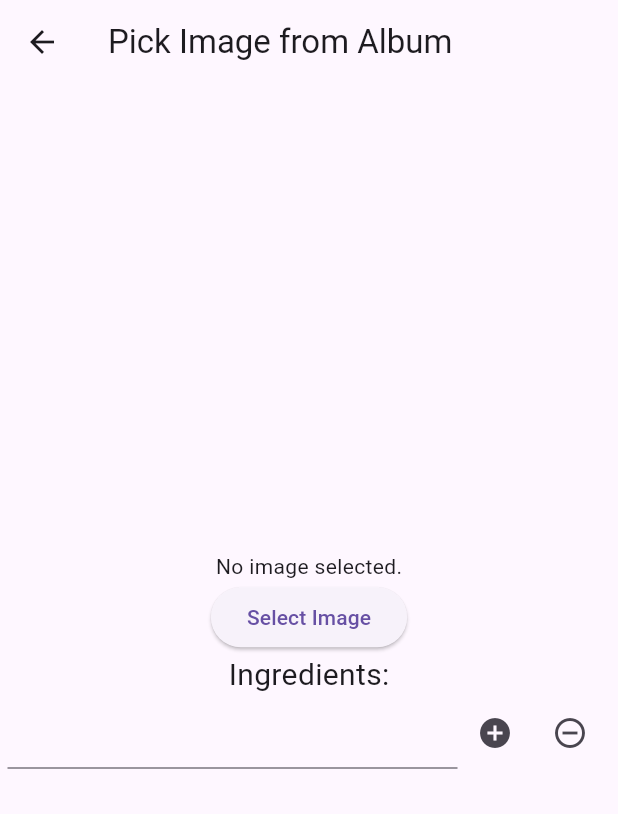
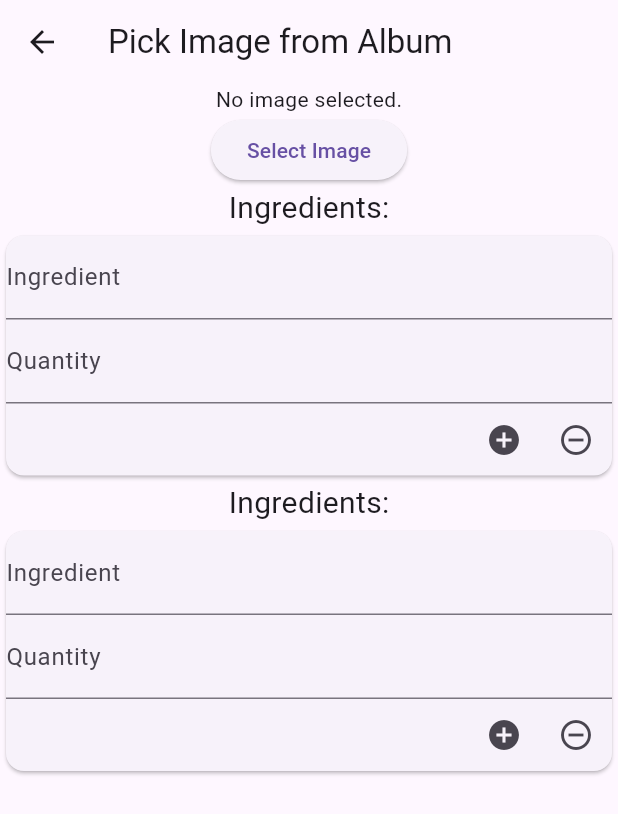
Before and after one commit to YuJieWu5/ten_mins_five_ingredients, a Flutter app: the UploadRecipePage screen opened by its route, on a phone screen of 412 x 824 dp. Shown: the top 814 px of the screen. Run offline on Flutter 3.47's test engine with Material 3 defaults, Android fonts, the phone set to English and light mode, and no system bars; our stand-ins replace carousel_slider, go_router, image_picker.

Commit message:
Modify dynamic textfield ui on upload_recipe_page.dart

```diff
--- a/lib/upload_recipe_page.dart
+++ b/lib/upload_recipe_page.dart
@@ -13,6 +13,7 @@ class _UploadRecipePageState extends State<UploadRecipePage> {
   XFile? _image; // This will hold the selected image
   int _ingredientsCount = 1;
   List<TextEditingController> _ingredientsController = [];
+  List<TextEditingController> _ingredientsQuantityController = [];
   int _instructionsCount = 1;
   List<TextEditingController> _instructionsController = [];
 
@@ -32,33 +33,35 @@ class _UploadRecipePageState extends State<UploadRecipePage> {
   List<Widget> buildIngredientsTextField(int count) {
     List<Widget> IngredientsTextFieldList = [];
     _ingredientsController = List.generate(count, (index) => TextEditingController());
+    _ingredientsQuantityController = List.generate(count, (index) => TextEditingController());
     for (int i = 0; i < count; i++) {
       IngredientsTextFieldList.add(
-          Container(
-            padding: const EdgeInsets.only(right: 5.0, left: 5.0),
-            child: Row(
-              // mainAxisAlignment: MainAxisAlignment.spaceEvenly,
+        Card(
+          child: Column(
+            children: [
+              TextField(
+                decoration: const InputDecoration(
+                  labelText: 'Ingredient'
+                ),
+                controller: _ingredientsController[i],
+              ),
+              TextField(
+                decoration: const InputDecoration(
+                    labelText: 'Quantity'
+                ),
+                controller: _ingredientsQuantityController[i],
+              ),
+            Row(
+              mainAxisAlignment: MainAxisAlignment.end,
               children: <Widget>[
-
-                SizedBox(
-                    width: 300,
-                    child: TextField(
-                      controller: _ingredientsController[i],
-                    )
-                ),
-                SizedBox(
-                    width: 50,
-                    child: IconButton(onPressed: (){
+                IconButton(onPressed: (){
                     setState(() {
                       _ingredientsCount = _ingredientsCount+1;
                     });
                   },
                       icon: const Icon(Icons.add_circle_outlined)
-                    )
                   ),
-                SizedBox(
-                    width: 50,
-                    child: IconButton(onPressed: (){
+                IconButton(onPressed: (){
                   if(_ingredientsCount>1){
                     setState(() {
                       _ingredientsCount = _ingredientsCount-1;
@@ -67,13 +70,13 @@ class _UploadRecipePageState extends State<UploadRecipePage> {
                 },
                     icon: const Icon(Icons.remove_circle_outline)
                 )
-                ),
               ],
             )
+            ],
+          ),
         )
       );
     }
-
     return IngredientsTextFieldList;
   }
 
@@ -84,7 +87,8 @@ class _UploadRecipePageState extends State<UploadRecipePage> {
       appBar: AppBar(
         title: const Text('Pick Image from Album'),
       ),
-      body: Center(
+      body:SingleChildScrollView(
+        child: Center(
           child: Column(
             mainAxisAlignment: MainAxisAlignment.center,
             children: <Widget>[
@@ -102,9 +106,19 @@ class _UploadRecipePageState extends State<UploadRecipePage> {
                   ],
                 )
               ),
+              const Text('Ingredients:', style: TextStyle(fontSize: 20),),
+              Container(
+                  width: 500,
+                  child: Column(
+                    children: [
+                      ...buildIngredientsTextField(_ingredientsCount)
+                    ],
+                  )
+              ),
             ],
           ),
         ),
+      )
     );
   }
 }
```
Lines whose indentation alone changed are shown as unchanged.
